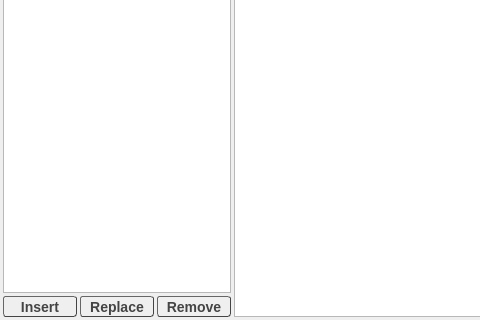
Old version of the form Rragraph/src/CurveSettingsView.ui in the repository rasmadeus/Rragraph; both pictures show x 0 to 480 and y 109 to 429 of the 692 by 429 pixel window.
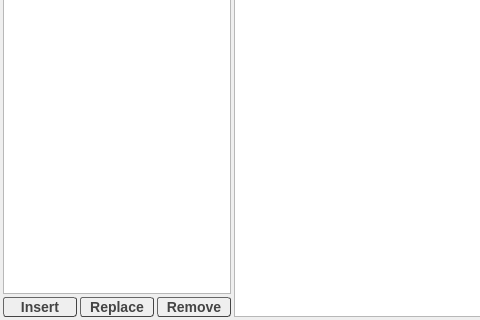
New version of the form.

Patch:
```diff
--- a/Rragraph/src/CurveSettingsView.ui
+++ b/Rragraph/src/CurveSettingsView.ui
@@ -90,7 +90,8 @@
     border-width: 1px;
     font: bold 14px;
     border-radius: 3px;
-color: #444444;
+    color: #444444;
+    height:15px;
 }
 QToolButton:pressed {
 color: #999999;
@@ -121,7 +122,8 @@
     border-width: 1px;
     font: bold 14px;
     border-radius: 3px;
-color: #444444;
+    color: #444444;
+    height:15px;
 }
 QToolButton:pressed {
 color: #999999;
@@ -152,7 +154,8 @@
     border-width: 1px;
     font: bold 14px;
     border-radius: 3px;
-color: #444444;
+    color: #444444;
+    height:15px;
 }
 QToolButton:pressed {
 color: #999999;
```
